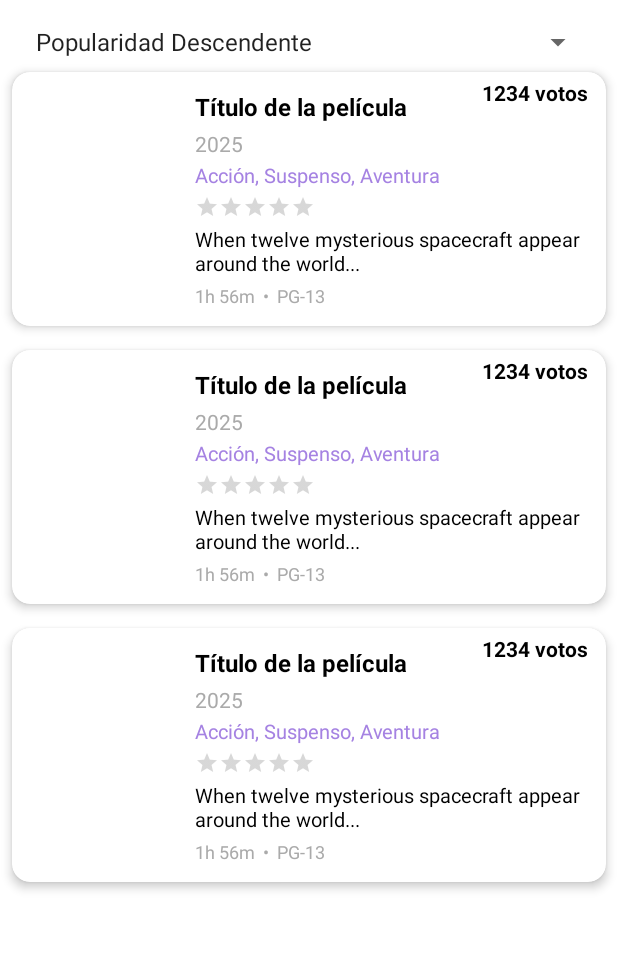
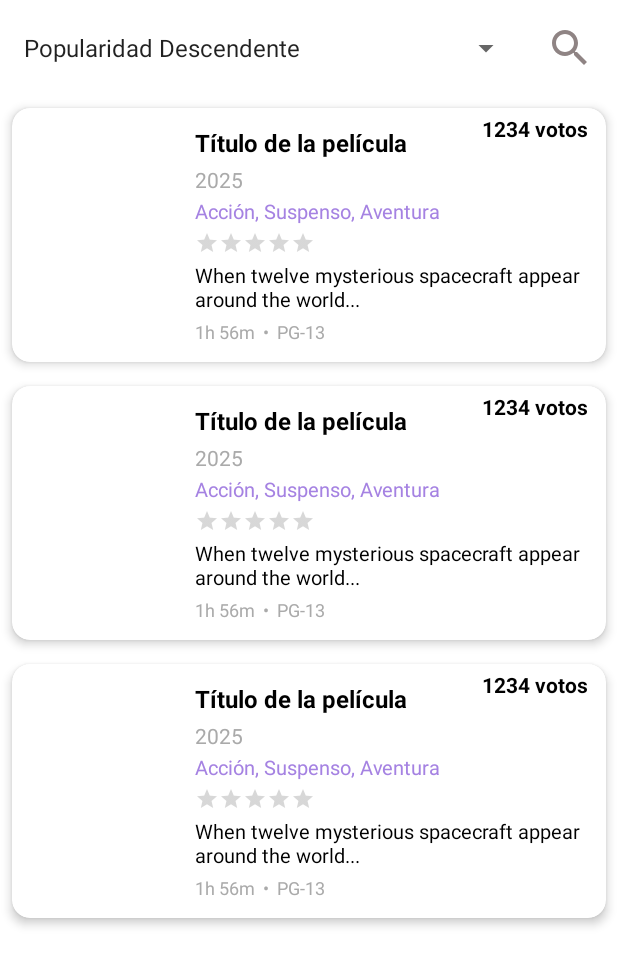
Before and after one commit to terry1921/MoviesDB, an Android app: the layout fragment_movie_list.xml on its own in the app's theme, with its tools: preview values and no code run, on a phone screen of 412 x 824 dp. Shown: the top 966 px of the screen. Run offline under Robolectric (Android 15) with nearby library versions, the phone set to English and light mode, and no system bars; network calls fail.

Commit message:
feat: Add search fragment

```diff
--- /dev/null
+++ b/app/src/main/res/drawable/ic_search.xml
@@ -0,0 +1,21 @@
+<!--
+  Copyright (C) 2016 The Android Open Source Project
+  Licensed under the Apache License, Version 2.0 (the "License");
+  you may not use this file except in compliance with the License.
+  You may obtain a copy of the License at
+       http://www.apache.org/licenses/LICENSE-2.0
+  Unless required by applicable law or agreed to in writing, software
+  distributed under the License is distributed on an "AS IS" BASIS,
+  WITHOUT WARRANTIES OR CONDITIONS OF ANY KIND, either express or implied.
+  See the License for the specific language governing permissions and
+  limitations under the License
+  -->
+<vector xmlns:android="http://schemas.android.com/apk/res/android"
+    android:width="32dp"
+    android:height="32dp"
+    android:viewportWidth="24.0"
+    android:viewportHeight="24.0">
+    <path
+        android:fillColor="#8F8484"
+        android:pathData="M15.5,14h-0.79l-0.28,-0.27C15.41,12.59 16,11.11 16,9.5 16,5.91 13.09,3 9.5,3S3,5.91 3,9.5 5.91,16 9.5,16c1.61,0 3.09,-0.59 4.23,-1.57l0.27,0.28v0.79l5,4.99L20.49,19l-4.99,-5zM9.5,14C7.01,14 5,11.99 5,9.5S7.01,5 9.5,5 14,7.01 14,9.5 11.99,14 9.5,14z"/>
+</vector>
--- a/app/src/main/res/layout/fragment_movie_list.xml
+++ b/app/src/main/res/layout/fragment_movie_list.xml
@@ -10,17 +10,31 @@
         android:id="@+id/spinnerSort"
         android:layout_width="0dp"
         android:layout_height="wrap_content"
+        android:layout_marginHorizontal="@dimen/margin_medium"
         android:entries="@array/sort_options"
-        android:layout_margin="16dp"
+        app:layout_constraintEnd_toStartOf="@+id/ivSearch"
+        app:layout_constraintStart_toStartOf="parent"
+        app:layout_constraintTop_toTopOf="@+id/ivSearch"
+        app:layout_constraintBottom_toBottomOf="@+id/ivSearch"/>
+
+    <ImageButton
+        android:id="@+id/ivSearch"
+        android:layout_width="48dp"
+        android:layout_height="48dp"
+        android:src="@drawable/ic_search"
+        android:padding="0dp"
+        style="@style/Widget.Material3.Button.Icon"
+        android:contentDescription="@string/search"
         app:layout_constraintTop_toTopOf="parent"
-        app:layout_constraintStart_toStartOf="parent"
-        app:layout_constraintEnd_toEndOf="parent" />
+        app:layout_constraintEnd_toEndOf="parent"
+        android:layout_margin="@dimen/margin_medium" />
 
     <androidx.swiperefreshlayout.widget.SwipeRefreshLayout
         android:id="@+id/swipeRefreshLayout"
         android:layout_width="0dp"
         android:layout_height="0dp"
-        app:layout_constraintTop_toBottomOf="@id/spinnerSort"
+        android:layout_marginTop="@dimen/margin_medium"
+        app:layout_constraintTop_toBottomOf="@id/ivSearch"
         app:layout_constraintBottom_toBottomOf="parent"
         app:layout_constraintStart_toStartOf="parent"
         app:layout_constraintEnd_toEndOf="parent">
--- a/app/src/main/res/values/strings.xml
+++ b/app/src/main/res/values/strings.xml
@@ -9,5 +9,6 @@
     <string name="budget">"Budget: %1$s"</string>
     <string name="revenue">"Revenue: %1$s"</string>
     <string name="rating">%1$s/10 IMDb</string>
+    <string name="search">buscar</string>
 
 </resources>
```
Also changed, not shown: app/src/main/kotlin/com/example/mobilecoding/main/MovieListFragment.kt (+8 -0 lines), app/src/main/kotlin/com/example/mobilecoding/main/MoviesAdapter.kt (+4 -4 lines), app/src/main/kotlin/com/example/mobilecoding/search/SearchFragment.kt (added, +92 -0 lines), app/src/main/kotlin/com/example/mobilecoding/search/SearchViewModel.kt (added, +25 -0 lines), app/src/main/res/layout/fragment_search.xml (added, +26 -0 lines), core-database/src/main/kotlin/com/example/core/database/entity/MovieEntity.kt (+11 -11 lines), core-model/src/main/kotlin/com/example/core/model/movie/MoviesResponse.kt (+11 -11 lines).
